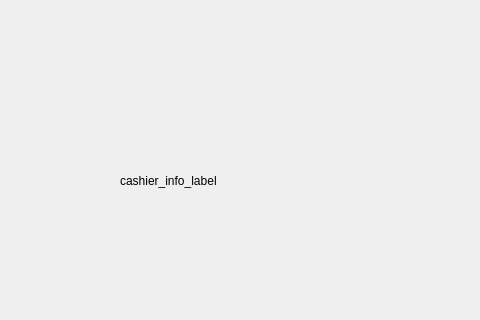
The window that mainwindow.ui (justinburrill/comp3004_d1) describes before a commit, drawn with Qt 5; both pictures show x 209 to 689 and y 89 to 409 of the 800 by 600 pixel window.
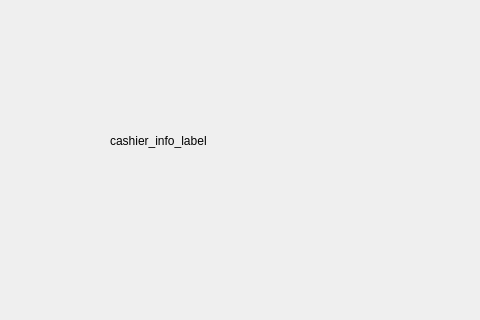
The same window after the commit. The open tabs and pages were chosen to show the change.

Commit message: Changed spacing for real this time and added ingredient list for the future item menu

The edit to the form file:
```diff
--- a/mainwindow.ui
+++ b/mainwindow.ui
@@ -65,8 +65,8 @@
      <widget class="QLabel" name="cashier_info_label">
       <property name="geometry">
        <rect>
-        <x>330</x>
-        <y>200</y>
+        <x>320</x>
+        <y>160</y>
         <width>251</width>
         <height>141</height>
        </rect>
```
Left out of the diff: 2 changed lines with no effect on the pictures. The commit also changes 1 other file.
